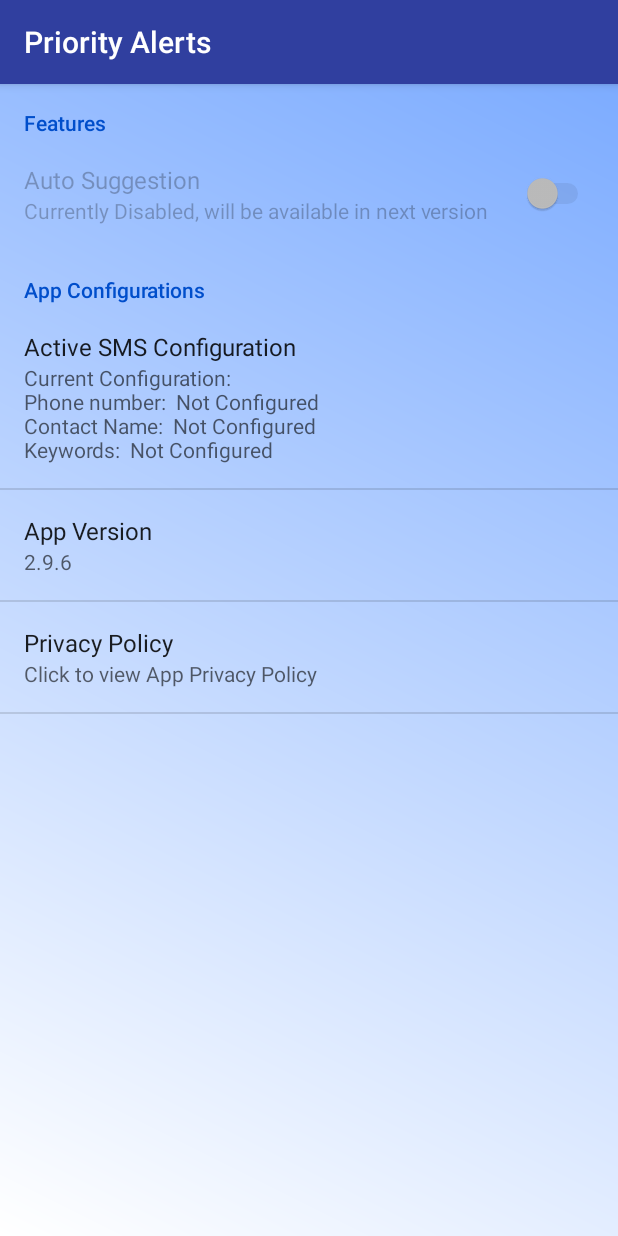
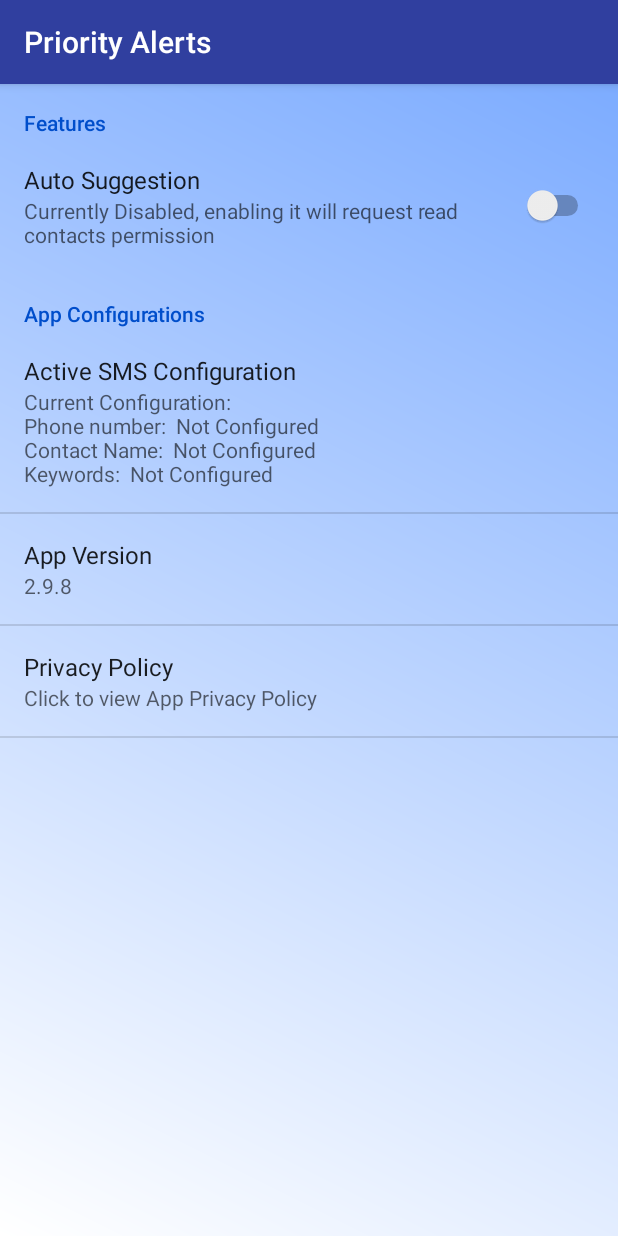
Before and after one commit to saiga006/message-finder, an Android app: the SettingsActivity screen opened directly, with no data from a screen before it, on a phone screen of 412 x 824 dp. Run offline under Robolectric (Android 15) with nearby library versions, the phone set to English and light mode, and no system bars.

Commit message:
Adding back auto suggestion feature to the build
-- Applicable only for fdroid variant release

```diff
--- a/app/build.gradle
+++ b/app/build.gradle
@@ -7,10 +7,10 @@ android {
         applicationId "com.saiga.find.messagefinder"
         // backward compatibility supported till android M
         minSdkVersion(23)
-        // guaranteed to work property in Android 9, obeying Android 9 behavior changes
+        // guaranteed to work property in Android 10, obeying Android 10 behavior changes
         targetSdkVersion(29)
-        versionCode 14
-        versionName "2.9.6"
+        versionCode 16
+        versionName "2.9.8"
         testInstrumentationRunner "androidx.test.runner.AndroidJUnitRunner"
     }
     buildTypes {
--- a/app/src/main/AndroidManifest.xml
+++ b/app/src/main/AndroidManifest.xml
@@ -9,8 +9,8 @@
     <uses-permission android:name="android.permission.RECEIVE_SMS" />
     <!-- permission needed to trigger vibration, on receiving notification -->
     <uses-permission android:name="android.permission.VIBRATE" />
-
-
+    <!-- permission needed to receive contacts value from contacts provider for auto suggestions -->
+    <uses-permission android:name="android.permission.READ_CONTACTS" />
 
     <application
         android:icon="@mipmap/app_logo"
--- a/app/src/main/res/values/strings.xml
+++ b/app/src/main/res/values/strings.xml
@@ -19,7 +19,7 @@
 
     <string name="app_version">App Version</string>
     <string name="app_version_key">app_version_key</string>
-    <string name="current_app_version">2.9.6</string>
+    <string name="current_app_version">2.9.8</string>
     <string name="app_privacy_policy">Privacy Policy</string>
     <string name="privacy_url">http://unchartedtech.work/privacy-policy</string>
     <string name="user_guidance">Click to view App Privacy Policy</string>
@@ -27,7 +27,7 @@
     <string name="auto_suggestion_feature">Auto Suggestion</string>
     <string name="auto_suggestion_key">autosuggestion_key</string>
     <string name="auto_suggestion_on">Currently Enabled, restart the app for the feature</string>
-    <string name="auto_suggestion_off">Currently Disabled, will be available in next version</string>
+    <string name="auto_suggestion_off">Currently Disabled, enabling it will request read contacts permission</string>
 
     <string name="dialog_text">Do you want to enable auto suggestion feature for contact number ?</string>
     <string name="helper_text_keyword">Keywords must be in comma or space separated format</string>
--- a/app/src/main/res/xml/app_preferences.xml
+++ b/app/src/main/res/xml/app_preferences.xml
@@ -6,7 +6,7 @@
     <PreferenceCategory android:title="@string/app_pref_category1" android:key="@string/app_category_key1">
         <SwitchPreference android:title="@string/auto_suggestion_feature"
             android:defaultValue="false"
-            android:enabled="false"
+            android:enabled="true"
             android:key="@string/auto_suggestion_key"
             android:summaryOff="@string/auto_suggestion_off"
             android:summaryOn="@string/auto_suggestion_on"/>
```
Also changed, not shown: 1 other file.
